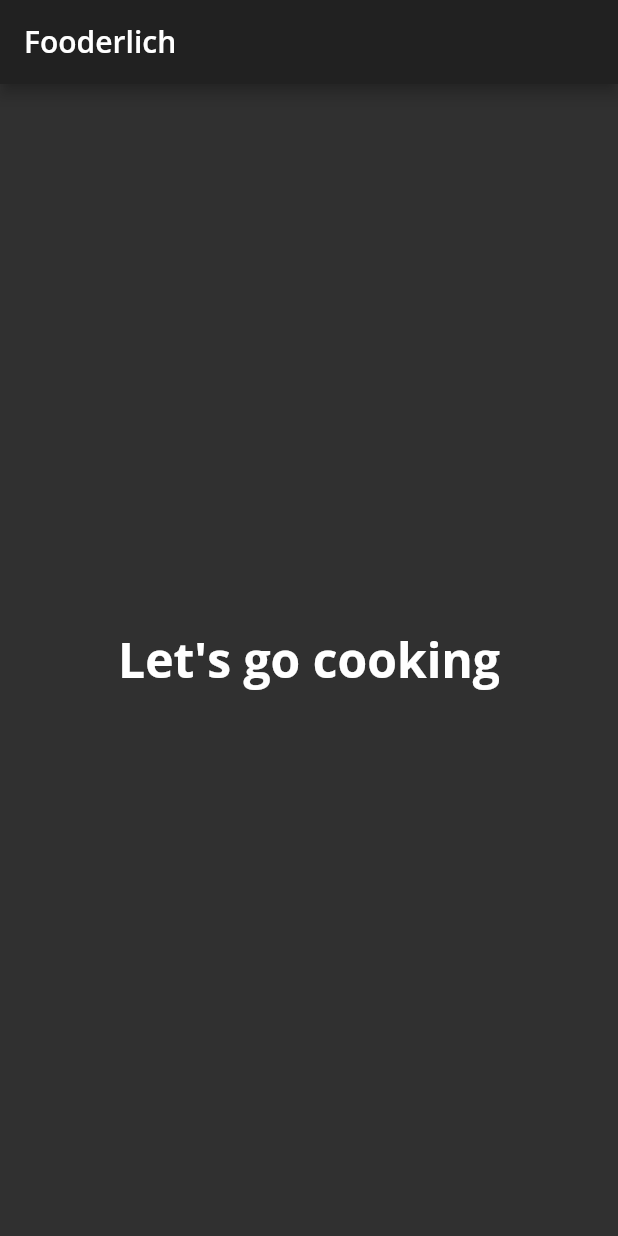
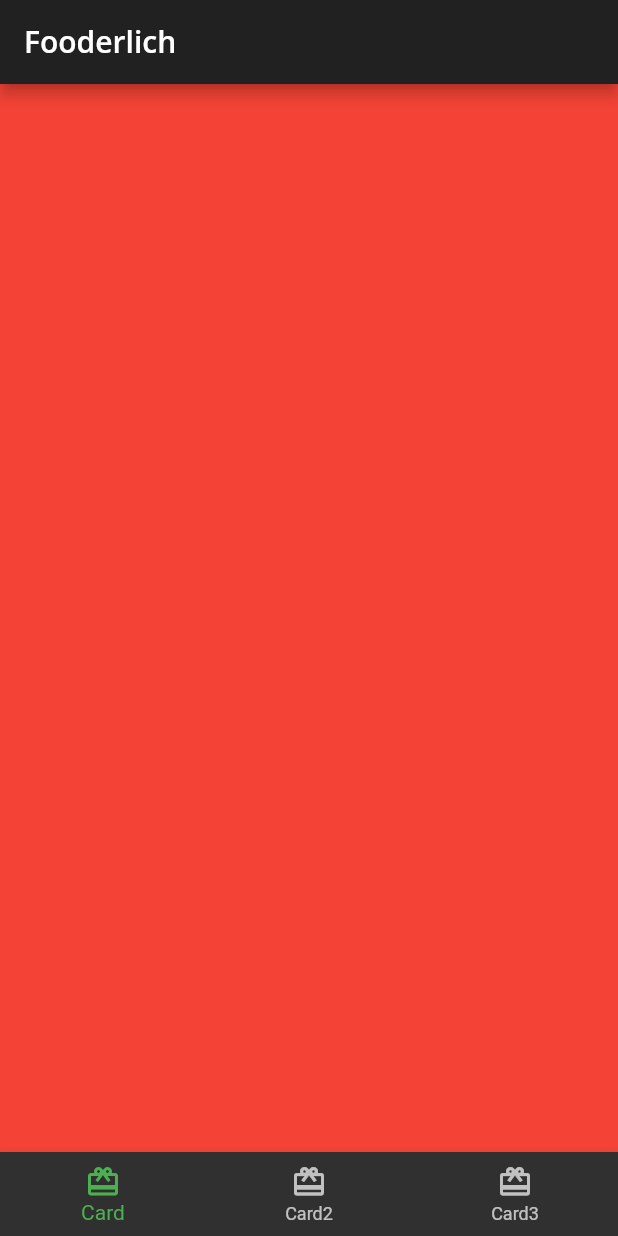
Before and after one commit to ykkd/flutter_basic_widgets, a Flutter app: the screen it shows after launch, on a phone screen of 412 x 824 dp. Run offline on Flutter 3.47's test engine with Material 2 defaults, Android fonts, the phone set to English and light mode, and no system bars; our stand-ins replace google_fonts.

Commit message:
added tabs

```diff
--- a/lib/home.dart
+++ b/lib/home.dart
@@ -8,16 +8,43 @@ class Home extends StatefulWidget {
 }
 
 class _HomeState extends State<Home> {
+  int _selectedIndex = 0;
+
+  List<Widget> pages = <Widget>[
+    Container(color: Colors.red),
+    Container(color: Colors.green),
+    Container(color: Colors.blue),
+  ];
+
+  void _onItemTapped(int index) {
+    setState(() {
+      _selectedIndex = index;
+    });
+  }
+
   @override
   Widget build(BuildContext context) {
     return Scaffold(
       appBar: AppBar(
         title: Text('Fooderlich', style: Theme.of(context).textTheme.headline6),
       ),
-      body: Center(
-        child: Text("Let's go cooking",
-            style: Theme.of(context).textTheme.headline1),
-      ),
+      body: pages[_selectedIndex],
+      bottomNavigationBar: BottomNavigationBar(
+          selectedItemColor:
+              Theme.of(context).textSelectionTheme.selectionColor,
+          currentIndex: _selectedIndex,
+          onTap: _onItemTapped,
+          items: <BottomNavigationBarItem>[
+            // ignore: lines_longer_than_80_chars
+            const BottomNavigationBarItem(
+                icon: Icon(Icons.card_giftcard), label: 'Card'),
+            // ignore: lines_longer_than_80_chars
+            const BottomNavigationBarItem(
+                icon: Icon(Icons.card_giftcard), label: 'Card2'),
+            // ignore: lines_longer_than_80_chars
+            const BottomNavigationBarItem(
+                icon: Icon(Icons.card_giftcard), label: 'Card3'),
+          ]),
     );
   }
 }
```
Also changed, not shown: 17 other files.
